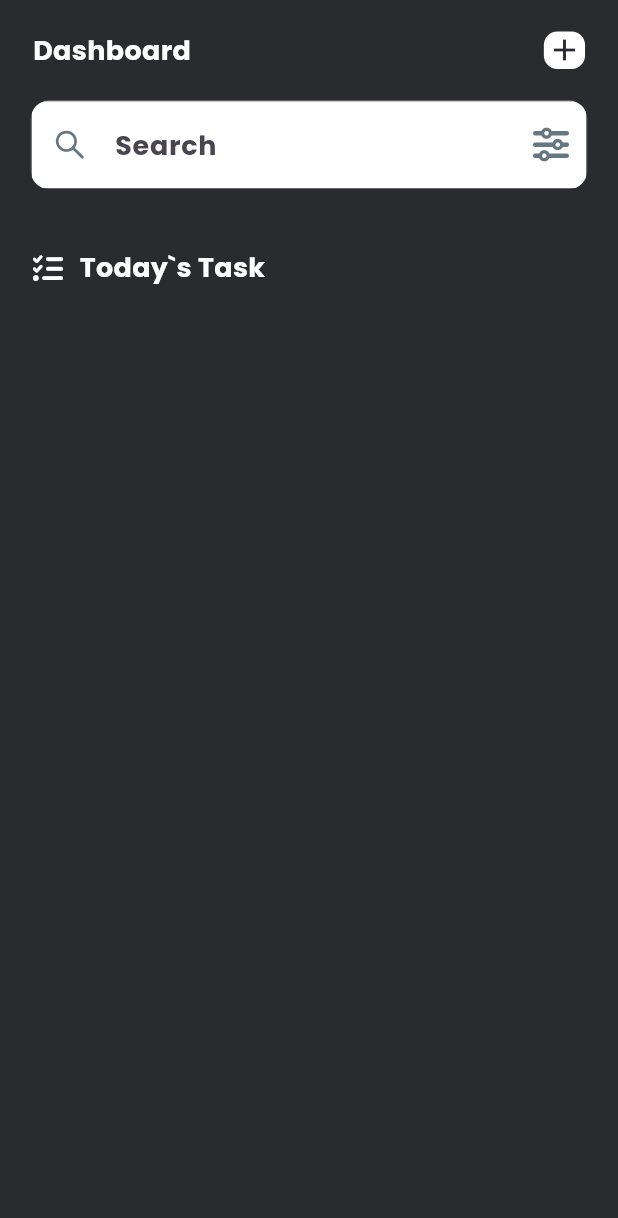
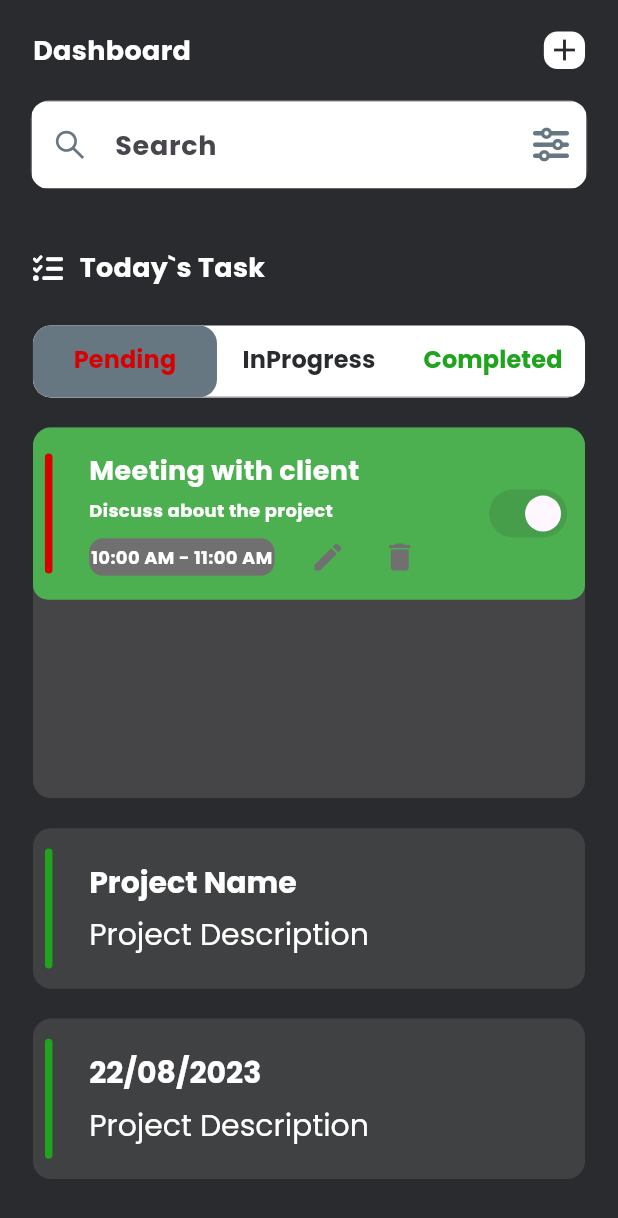
Before and after one commit to sufyankamil/TaskTrackerApp, a Flutter app: the screen it shows after launch, on a phone screen of 412 x 824 dp. Shown: the top 1218 px of the screen. Run offline on Flutter 3.47's test engine with Material 2 defaults, Android fonts, the phone set to English and light mode, and no system bars; our stand-ins replace country_picker, flutter_screenutil, flutter_vector_icons, google_fonts, hooks_riverpod, lottie and 2 more; project files that could hold a hidden picture were left out.

Commit message:
Added expansion tile, reusable text, tiles, todo-tile, widget and homepage updated

```diff
--- /dev/null
+++ b/lib/common/widgets/expasion_tile.dart
@@ -0,0 +1,53 @@
+import 'package:flutter/material.dart';
+import 'package:management/common/utils/constants.dart';
+
+import 'tiles.dart';
+
+class CustomExpansion extends StatelessWidget {
+  final String text1;
+
+  final String text2;
+
+  final void Function(bool)? onExpansionChanged;
+
+  final Widget? trailing;
+
+  final List<Widget> children;
+
+  const CustomExpansion(
+      {super.key,
+      required this.text1,
+      required this.text2,
+      this.onExpansionChanged,
+      this.trailing,
+      required this.children});
+
+  @override
+  Widget build(BuildContext context) {
+    return Container(
+        decoration: BoxDecoration(
+          color: Colors.white.withOpacity(0.1),
+          borderRadius: BorderRadius.all(
+            Radius.circular(AppConst.kRadius),
+          ),
+        ),
+        child: Theme(
+          data: ThemeData(
+            dividerColor: Colors.transparent,
+            unselectedWidgetColor: Colors.transparent,
+          ),
+          child: ExpansionTile(
+            title: BottomTiles(
+              text1: text1,
+              text2: text2,
+            ),
+            tilePadding: EdgeInsets.zero,
+            childrenPadding: EdgeInsets.zero,
+            onExpansionChanged: onExpansionChanged,
+            controlAffinity: ListTileControlAffinity.trailing,
+            trailing: trailing,
+            children: children,
+          ),
+        ));
+  }
+}
--- a/lib/common/widgets/reusable_text.dart
+++ b/lib/common/widgets/reusable_text.dart
@@ -1,18 +1,22 @@
 import 'package:flutter/material.dart';
 
 class ReusableText extends StatelessWidget {
-
   final String text;
   final TextStyle style;
+  final TextAlign? textAlign;
 
-  const ReusableText({super.key, required this.text, required this.style});
+  const ReusableText(
+      {super.key,
+      required this.text,
+      required this.style,
+      this.textAlign = TextAlign.left});
 
   @override
   Widget build(BuildContext context) {
     return Text(
       text,
       maxLines: 1,
-      textAlign: TextAlign.left,
+      textAlign: textAlign,
       softWrap: true,
       overflow: TextOverflow.fade,
       style: style,
--- /dev/null
+++ b/lib/common/widgets/tiles.dart
@@ -0,0 +1,71 @@
+import 'package:flutter/material.dart';
+import 'package:hooks_riverpod/hooks_riverpod.dart';
+import 'package:management/common/utils/constants.dart';
+import 'package:management/common/widgets/app_style.dart';
+import 'package:management/common/widgets/reusable_text.dart';
+import 'package:management/common/widgets/width_spacer.dart';
+
+import 'height_spacer.dart';
+
+class BottomTiles extends StatefulWidget {
+  final String text1;
+
+  final String text2;
+
+  final Color? clr;
+
+  const BottomTiles(
+      {super.key, required this.text1, required this.text2, this.clr});
+
+  @override
+  State<BottomTiles> createState() => _BottomTilesState();
+}
+
+class _BottomTilesState extends State<BottomTiles> {
+  @override
+  Widget build(BuildContext context) {
+    return SizedBox(
+      width: AppConst.kWidth,
+      child: Padding(
+        padding: const EdgeInsets.all(8),
+        child: Row(
+          mainAxisAlignment: MainAxisAlignment.start,
+          children: [
+            Consumer(
+              builder: (context, ref, child) {
+                return Container(
+                  height: 80,
+                  width: 5,
+                  decoration: BoxDecoration(
+                    borderRadius: BorderRadius.all(
+                      Radius.circular(AppConst.kRadius),
+                    ),
+
+                    /// TODO: Add color scheme
+                    color: AppConst.kGreen,
+                  ),
+                );
+              },
+            ),
+            const WidthSpacer(width: 15),
+            Padding(
+                padding: const EdgeInsets.all(8),
+                child: Column(
+                  crossAxisAlignment: CrossAxisAlignment.start,
+                  children: [
+                    ReusableText(
+                        text: widget.text1,
+                        style: appStyle(20, AppConst.kLight, FontWeight.bold)),
+                    const HeightSpacer(height: 5),
+                    ReusableText(
+                        text: widget.text2,
+                        style:
+                            appStyle(20, AppConst.kLight, FontWeight.normal)),
+                  ],
+                )),
+          ],
+        ),
+      ),
+    );
+  }
+}
--- /dev/null
+++ b/lib/common/widgets/todo_tile.dart
@@ -0,0 +1,159 @@
+import 'package:flutter/material.dart';
+import 'package:flutter_screenutil/flutter_screenutil.dart';
+import 'package:management/common/utils/constants.dart';
+import 'package:management/common/widgets/app_style.dart';
+import 'package:management/common/widgets/reusable_text.dart';
+import 'package:management/common/widgets/width_spacer.dart';
+
+import 'height_spacer.dart';
+
+class TodoTile extends StatelessWidget {
+  final Color? color;
+
+  final String? title;
+
+  final String? description;
+
+  final String? start;
+
+  final String? end;
+
+  final Widget? editWidget;
+
+  final void Function()? delete;
+
+  final Widget? switcher;
+
+  const TodoTile({
+    super.key,
+    this.color,
+    this.title,
+    this.description,
+    this.start,
+    this.end,
+    this.editWidget,
+    this.delete,
+    this.switcher,
+  });
+
+  @override
+  Widget build(BuildContext context) {
+    return Padding(
+      padding: EdgeInsets.only(bottom: 8.h),
+      child: Stack(
+        children: [
+          Container(
+            // height: 80.h,
+            width: AppConst.kWidth,
+            padding: EdgeInsets.all(8.h),
+            decoration: BoxDecoration(
+              borderRadius: BorderRadius.all(
+                Radius.circular(10.r),
+              ),
+              color: Colors.green,
+            ),
+            child: Row(
+              mainAxisAlignment: MainAxisAlignment.spaceBetween,
+              children: [
+                Row(
+                  children: [
+                    Container(
+                      height: 80,
+                      width: 5,
+                      decoration: BoxDecoration(
+                        borderRadius: BorderRadius.all(
+                          Radius.circular(AppConst.kRadius),
+                        ),
+
+                        /// TODO: Add color scheme
+                        color: color ?? AppConst.kRed,
+                      ),
+                    ),
+                    const WidthSpacer(width: 15),
+                    Padding(
+                      padding: EdgeInsets.all(8.h),
+                      child: SizedBox(
+                        width: AppConst.kWidth * 0.6,
+                        child: Column(
+                          crossAxisAlignment: CrossAxisAlignment.start,
+                          children: [
+                            ReusableText(
+                              text: title ?? 'Add title for TODO',
+                              style: appStyle(
+                                  18, AppConst.kLight, FontWeight.bold),
+                            ),
+                            const HeightSpacer(height: 5),
+                            ReusableText(
+                              text: description ?? 'Add description for TODO',
+                              style: appStyle(
+                                  12, AppConst.kLight, FontWeight.bold),
+                            ),
+                            const HeightSpacer(height: 10),
+                            Row(
+                              mainAxisAlignment: MainAxisAlignment.start,
+                              children: [
+                                Container(
+                                  width: AppConst.kWidth * 0.3,
+                                  height: 25.h,
+                                  decoration: BoxDecoration(
+                                    border: Border.all(
+                                        color: AppConst.kGreyDk, width: 0.3),
+                                    borderRadius: BorderRadius.all(
+                                      Radius.circular(9.r),
+                                    ),
+                                    color: AppConst.kGreyDk,
+                                  ),
+                                  child: Center(
+                                    child: ReusableText(
+                                      textAlign: TextAlign.center,
+                                      text: '$start - $end',
+                                      style: appStyle(
+                                          12, AppConst.kLight, FontWeight.bold),
+                                    ),
+                                  ),
+                                ),
+                                const WidthSpacer(width: 20),
+                                Row(
+                                  children: [
+                                    SizedBox(
+                                      width: 25.w,
+                                      height: 25.h,
+                                      child: editWidget ??
+                                          GestureDetector(
+                                            onTap: () {},
+                                            child: const Icon(
+                                              Icons.edit,
+                                              color: AppConst.kGreyDk,
+                                            ),
+                                          ),
+                                    ),
+                                    const WidthSpacer(width: 20),
+                                    GestureDetector(
+                                      onTap: delete,
+                                      child: const Icon(
+                                        Icons.delete,
+                                        color: AppConst.kGreyDk,
+                                      ),
+                                    ),
+                                  ],
+                                )
+                              ],
+                            )
+                          ],
+                        ),
+                      ),
+                    ),
+                  ],
+                ),
+                Container(
+                  padding: EdgeInsets.only(bottom: 0.h),
+                  child: switcher,
+                ),
+              ],
+            ),
+          ),
+        ],
+      ),
+    );
+  }
+}
--- a/lib/features/todo/pages/homepage.dart
+++ b/lib/features/todo/pages/homepage.dart
@@ -4,8 +4,10 @@ import 'package:flutter_vector_icons/flutter_vector_icons.dart';
 import 'package:hooks_riverpod/hooks_riverpod.dart';
 import 'package:management/common/widgets/app_style.dart';
 import 'package:management/common/widgets/custom_textfield.dart';
+import 'package:management/common/widgets/expasion_tile.dart';
 import 'package:management/common/widgets/height_spacer.dart';
 import 'package:management/common/widgets/reusable_text.dart';
+import 'package:management/common/widgets/todo_tile.dart';
 import 'package:management/common/widgets/width_spacer.dart';
 
 import '../../../common/utils/constants.dart';
@@ -17,8 +19,11 @@ class HomePage extends ConsumerStatefulWidget {
   ConsumerState<HomePage> createState() => _HomePageState();
 }
 
-class _HomePageState extends ConsumerState<HomePage> {
+class _HomePageState extends ConsumerState<HomePage>
+    with TickerProviderStateMixin {
   final TextEditingController search = TextEditingController();
+
+  late final TabController tab = TabController(length: 3, vsync: this);
 
   @override
   Widget build(BuildContext context) {
@@ -101,14 +106,139 @@ class _HomePageState extends ConsumerState<HomePage> {
                   const WidthSpacer(width: 10),
                   ReusableText(
                     text: 'Today`s Task',
-                        style: appStyle(18, AppConst.kLight, FontWeight.bold))
+                    style: appStyle(18, AppConst.kLight, FontWeight.bold),
+                  ),
                 ],
               ),
               const HeightSpacer(height: 25),
-                Container()
+              Container(
+                decoration: BoxDecoration(
+                  color: AppConst.kLight,
+                  borderRadius: BorderRadius.all(
+                    Radius.circular(AppConst.kRadius),
+                  ),
+                ),
+                child: ClipRRect(
+                  borderRadius: BorderRadius.all(
+                    Radius.circular(AppConst.kRadius),
+                  ),
+                  child: TabBar(
+                    indicatorSize: TabBarIndicatorSize.label,
+                    indicator: BoxDecoration(
+                      color: AppConst.kGreyLight,
+                      borderRadius: BorderRadius.all(
+                        Radius.circular(AppConst.kRadius),
+                      ),
+                    ),
+                    controller: tab,
+                    labelPadding: EdgeInsets.zero,
+                    labelColor: AppConst.kBlueLight,
+                    labelStyle:
+                        appStyle(23, AppConst.kBlueLight, FontWeight.w700),
+                    unselectedLabelColor: AppConst.kLight,
+                    tabs: [
+                      Tab(
+                        child: SizedBox(
+                          width: AppConst.kWidth * 0.5,
+                          child: ReusableText(
+                            textAlign: TextAlign.center,
+                            text: 'Pending',
+                            style: appStyle(16, AppConst.kRed, FontWeight.bold),
+                          ),
+                        ),
+                      ),
+                      Tab(
+                        child: SizedBox(
+                          width: AppConst.kWidth * 0.5,
+                          child: ReusableText(
+                            textAlign: TextAlign.center,
+                            text: 'InProgress',
+                            style:
+                                appStyle(16, AppConst.kBkDark, FontWeight.bold),
+                          ),
+                        ),
+                      ),
+                      Tab(
+                        child: SizedBox(
+                          width: AppConst.kWidth * 0.5,
+                          child: ReusableText(
+                            textAlign: TextAlign.center,
+                            text: 'Completed',
+                            style:
+                                appStyle(16, AppConst.kGreen, FontWeight.bold),
+                          ),
+                        ),
+                      ),
                     ],
                   ),
                 ),
-        ));
+              ),
+              const HeightSpacer(height: 20),
+              SizedBox(
+                height: AppConst.kHeight * 0.3,
+                width: AppConst.kWidth,
+                child: ClipRRect(
+                  borderRadius: BorderRadius.all(
+                    Radius.circular(AppConst.kRadius),
+                  ),
+                  child: TabBarView(controller: tab, children: [
+                    Container(
+                      color: AppConst.kBkLight,
+                      height: AppConst.kHeight * 0.3,
+                      child: ListView(
+                        children: const [
+                          TodoTile(
+                            start: '10:00 AM',
+                            end: '11:00 AM',
+                            title: 'Meeting with client',
+                            description: 'Discuss about the project',
+                            color: AppConst.kRed,
+                            switcher: Switch(
+                              value: true,
+                              onChanged: null,
+                            ),
+                          ),
+                        ],
+                      ),
+                    ),
+                    Container(
+                      color: AppConst.kGreyLight,
+                      height: AppConst.kHeight * 0.3,
+                    ),
+                    Container(
+                      color: AppConst.kGreen,
+                      height: AppConst.kHeight * 0.3,
+                    ),
+                  ]),
+                ),
+              ),
+              const HeightSpacer(height: 20),
+              CustomExpansion(
+                text1: 'Project Name',
+                text2: 'Project Description',
+                children: [
+                  Container(
+                    height: 100,
+                    color: AppConst.kBkLight,
+                  )
+                ],
+              ),
+              const HeightSpacer(height: 20),
+              CustomExpansion(
+                text1:
+                    '${DateTime.now().add(const Duration(days: 1)).day.toString().padLeft(2, '0')}/${DateTime.now().add(const Duration(days: 1)).month.toString().padLeft(2, '0')}/${DateTime.now().add(const Duration(days: 1)).year}',
+                text2: 'Project Description',
+                children: [
+                  Container(
+                    height: 100,
+                    color: AppConst.kBkLight,
+                  )
+                ],
+              ),
+            ],
+          ),
+        ),
+      ),
+    );
   }
 }
```
Lines whose indentation alone changed are shown as unchanged.
